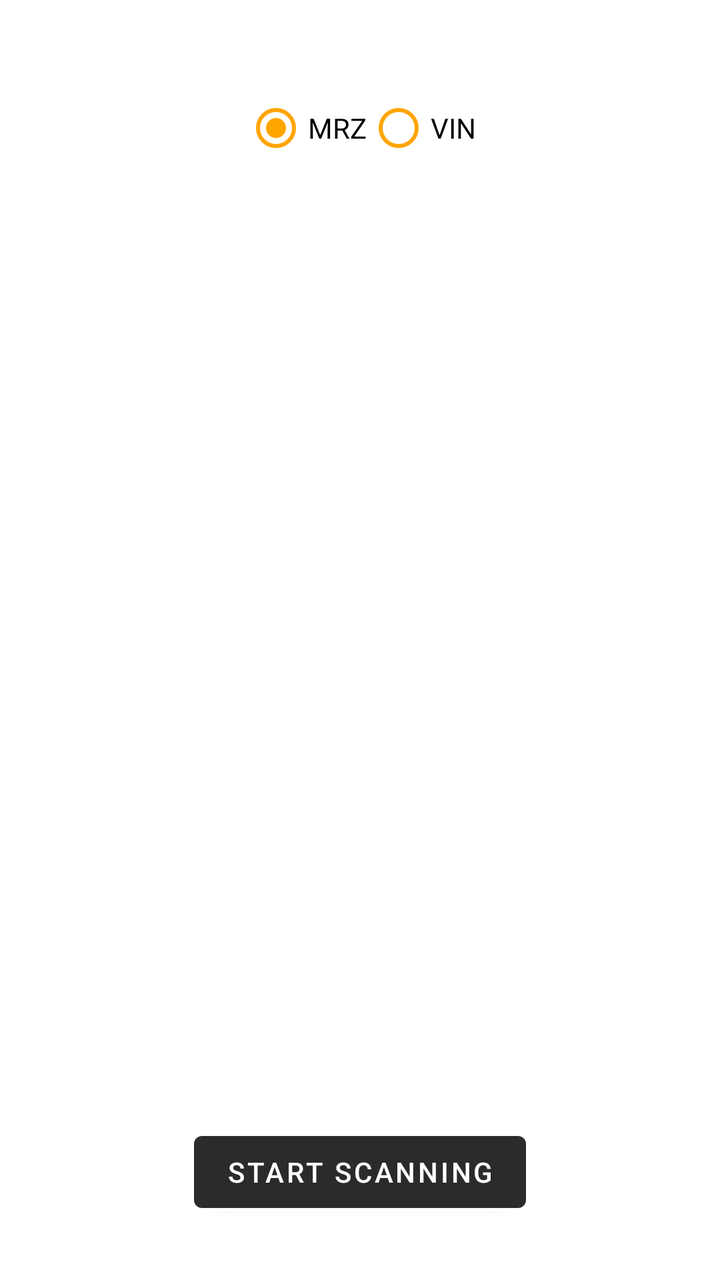
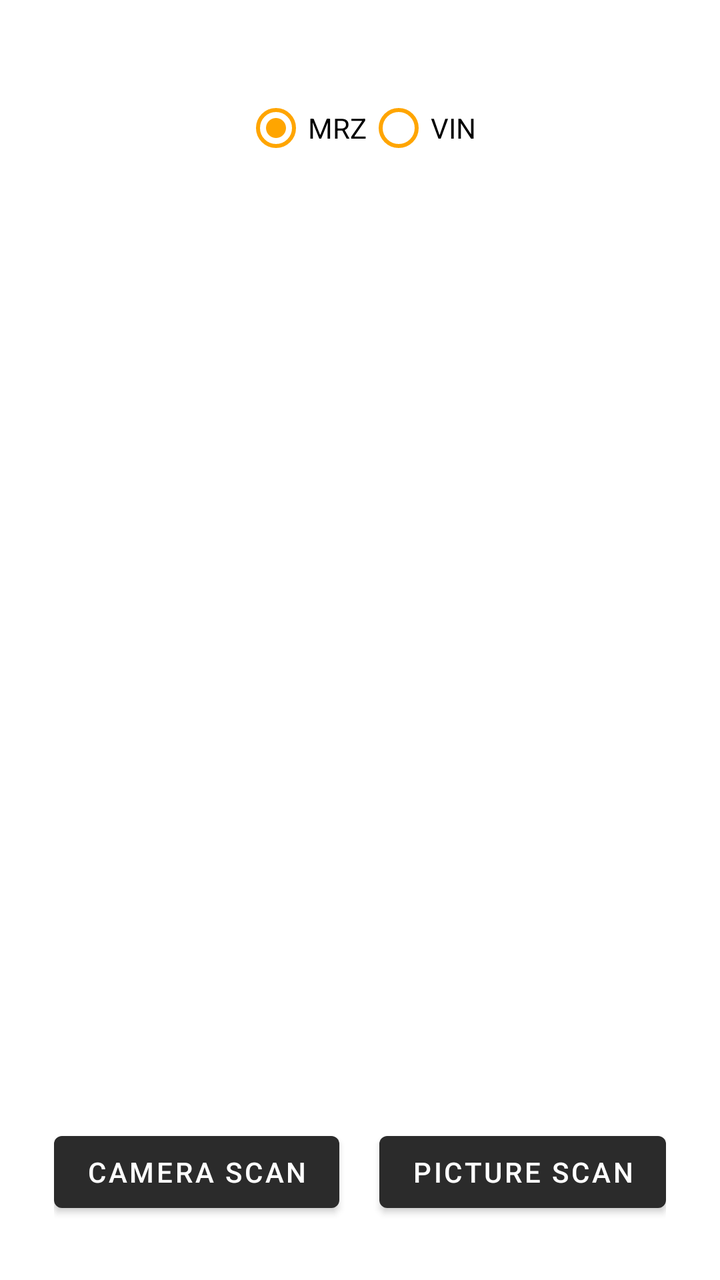

Two renders of the same Android screen: before a commit and after it. Below are the layout's source before the change and the commit's diff.
<!-- AndroidManifest.xml: application theme Theme.PassportScanner -->
<!-- res/layout/activity_main.xml -->
<?xml version="1.0" encoding="utf-8"?>
<RelativeLayout xmlns:android="http://schemas.android.com/apk/res/android"
	xmlns:app="http://schemas.android.com/apk/res-auto"
	xmlns:tools="http://schemas.android.com/tools"
	android:layout_width="match_parent"
	android:layout_height="match_parent"
	android:orientation="vertical"
	tools:context=".MainActivity">

	<RadioGroup
		android:id="@+id/radio_group_mode"
		android:layout_width="wrap_content"
		android:layout_height="wrap_content"
		android:orientation="horizontal"
		android:layout_centerHorizontal="true"
		android:layout_marginTop="40dp">

		<RadioButton
			android:id="@+id/radio_mrz"
			android:layout_width="wrap_content"
			android:layout_height="wrap_content"
			android:text="MRZ"
			android:checked="true"
			android:buttonTint="@color/orange"
			android:textColor="@android:color/black" />

		<RadioButton
			android:id="@+id/radio_vin"
			android:layout_width="wrap_content"
			android:layout_height="wrap_content"
			android:text="VIN"
			android:buttonTint="@color/orange"
			android:textColor="@android:color/black" />
	</RadioGroup>

	<ScrollView
		android:layout_width="match_parent"
		android:layout_height="match_parent"
		android:layout_above="@+id/btn_nav"
		android:layout_below="@+id/radio_group_mode"
		android:orientation="vertical"
		android:padding="20dp">
		<LinearLayout
			android:id="@+id/ll_content"
			android:layout_width="match_parent"
			android:layout_height="wrap_content"
			android:orientation="vertical">
			<TextView
				android:id="@+id/tv_name"
				android:layout_width="wrap_content"
				android:layout_height="wrap_content"
				android:textSize="18sp"
				android:textStyle="bold" />
		</LinearLayout>
	</ScrollView>

	<Button
		android:id="@+id/btn_nav"
		android:layout_width="wrap_content"
		android:layout_height="wrap_content"
		android:layout_alignParentBottom="true"
		android:layout_centerHorizontal="true"
		android:layout_marginBottom="30dp"
		android:text="START SCANNING" />
</RelativeLayout>
<!-- resources referenced by this layout -->
<resources>
  <color name="orange">#FFA500</color>
  <style name="Theme.PassportScanner" parent="Theme.MaterialComponents.DayNight.DarkActionBar">
  		
  		<item name="colorPrimary">@color/dy_black_2B</item>
  		<item name="colorPrimaryVariant">@color/dy_black_2B</item>
  		<item name="colorOnPrimary">@color/white</item>
  		<item name="android:statusBarColor">?attr/colorPrimaryVariant</item>
  		
  	</style>
  <color name="dy_black_2B">#FF2B2B2B</color>
  <color name="white">#FFFFFFFF</color>
</resources>

<!-- the commit's change to res/layout/activity_main.xml (unified diff, before → after) -->
@@ -36,7 +36,7 @@
 	<ScrollView
 		android:layout_width="match_parent"
 		android:layout_height="match_parent"
-		android:layout_above="@+id/btn_nav"
+		android:layout_above="@+id/ll_buttons"
 		android:layout_below="@+id/radio_group_mode"
 		android:orientation="vertical"
 		android:padding="20dp">
@@ -54,12 +54,28 @@
 		</LinearLayout>
 	</ScrollView>
 
-	<Button
-		android:id="@+id/btn_nav"
+	<LinearLayout
+		android:id="@+id/ll_buttons"
 		android:layout_width="wrap_content"
 		android:layout_height="wrap_content"
 		android:layout_alignParentBottom="true"
 		android:layout_centerHorizontal="true"
 		android:layout_marginBottom="30dp"
-		android:text="START SCANNING" />
+		android:orientation="horizontal">
+
+		<Button
+			android:id="@+id/btn_camera_scan"
+			android:layout_width="wrap_content"
+			android:layout_height="wrap_content"
+			android:layout_marginEnd="10dp"
+			android:text="CAMERA SCAN" />
+
+		<Button
+			android:id="@+id/btn_picture_scan"
+			android:layout_width="wrap_content"
+			android:layout_height="wrap_content"
+			android:layout_marginStart="10dp"
+			android:text="PICTURE SCAN" />
+
+	</LinearLayout>
 </RelativeLayout>
